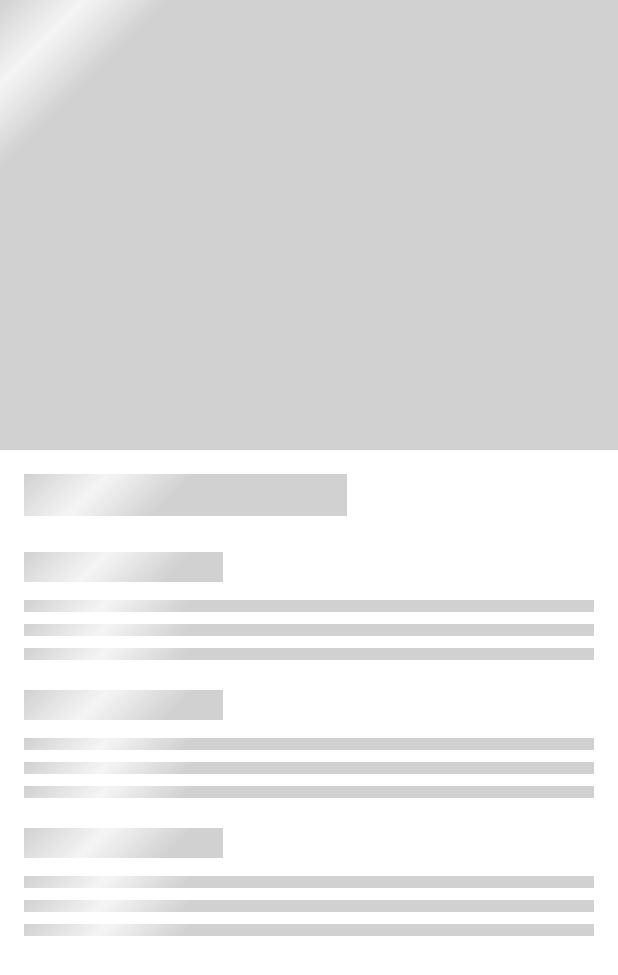
After one commit to vectorqi/CineQuest, an Android app built with Jetpack Compose: the composable MovieDetailSkeleton shown on its own in the app's theme, on a phone screen of 412 x 824 dp. The commit adds this screen. Shown: the top 975 px of the screen. Run offline under Robolectric (Android 15) with nearby library versions, the phone set to English and light mode, and no system bars.

Commit message:
Enhance MovieDetailScreen: Add skeleton loading and optimize recomposition behavior
- Replaced CircularProgressIndicator with custom MovieDetailSkeleton shimmer animation
- Prevent redundant data reloading when returning from PosterScreen
- Updated LaunchedEffect(imdbId) to check for existing movie data before loading
- Improved user experience: no flicker or skeleton flash after back navigation
- Aligned loading experience with HomeScreen and FavoriteScreen skeleton styles

```diff
--- a/app/src/main/java/com/vector/omdbapp/ui/MovieDetailScreen.kt
+++ b/app/src/main/java/com/vector/omdbapp/ui/MovieDetailScreen.kt
@@ -17,7 +17,6 @@ import androidx.compose.material.icons.Icons
 import androidx.compose.material.icons.automirrored.filled.ArrowBack
 import androidx.compose.material.icons.filled.Favorite
 import androidx.compose.material.icons.outlined.FavoriteBorder
-import androidx.compose.material3.CircularProgressIndicator
 import androidx.compose.material3.ExperimentalMaterial3Api
 import androidx.compose.material3.Icon
 import androidx.compose.material3.IconButton
@@ -60,14 +59,13 @@ fun MovieDetailScreen(
 
     // Trigger detail loading when component is first composed
     LaunchedEffect(imdbId) {
-        viewModel.loadMovieDetail(imdbId)
+        if (viewModel.detailUiState.value.movie == null) {
+            viewModel.loadMovieDetail(imdbId)
+        }
     }
 
     if (uiState.isLoading) {
-        // Show loading indicator while fetching data
-        Box(modifier = Modifier.fillMaxSize(), contentAlignment = Alignment.Center) {
-            CircularProgressIndicator()
-        }
+        MovieDetailSkeleton()
     } else {
         uiState.movie?.let { movie ->
             Scaffold(
--- /dev/null
+++ b/app/src/main/java/com/vector/omdbapp/ui/MovieDetailSkeleton.kt
@@ -0,0 +1,69 @@
+package com.vector.omdbapp.ui
+
+import androidx.compose.foundation.background
+import androidx.compose.foundation.layout.Box
+import androidx.compose.foundation.layout.Column
+import androidx.compose.foundation.layout.Spacer
+import androidx.compose.foundation.layout.fillMaxSize
+import androidx.compose.foundation.layout.fillMaxWidth
+import androidx.compose.foundation.layout.height
+import androidx.compose.foundation.layout.padding
+import androidx.compose.foundation.rememberScrollState
+import androidx.compose.foundation.verticalScroll
+import androidx.compose.runtime.Composable
+import androidx.compose.ui.Modifier
+import androidx.compose.ui.unit.dp
+
+@Composable
+fun MovieDetailSkeleton() {
+    val shimmerBrush = rememberShimmerBrush()
+
+    Column(
+        modifier = Modifier
+            .fillMaxSize()
+            .verticalScroll(rememberScrollState())
+    ) {
+        // Poster skeleton
+        Box(
+            modifier = Modifier
+                .fillMaxWidth()
+                .height(300.dp)
+                .background(brush = shimmerBrush)
+        )
+
+        Spacer(modifier = Modifier.height(16.dp))
+
+        // Title skeleton
+        Box(
+            modifier = Modifier
+                .fillMaxWidth(0.6f)
+                .height(28.dp)
+                .padding(horizontal = 16.dp)
+                .background(brush = shimmerBrush)
+        )
+
+        Spacer(modifier = Modifier.height(24.dp))
+
+        // Sections skeleton
+        repeat(3) {
+            Box(
+                modifier = Modifier
+                    .fillMaxWidth(0.4f)
+                    .height(20.dp)
+                    .padding(horizontal = 16.dp)
+                    .background(brush = shimmerBrush)
+            )
+            Spacer(modifier = Modifier.height(8.dp))
+            repeat(3) {
+                Box(
+                    modifier = Modifier
+                        .fillMaxWidth()
+                        .height(16.dp)
+                        .padding(horizontal = 16.dp, vertical = 4.dp)
+                        .background(brush = shimmerBrush)
+                )
+            }
+            Spacer(modifier = Modifier.height(16.dp))
+        }
+    }
+}
--- a/app/src/main/java/com/vector/omdbapp/ui/OmdbAppScreen.kt
+++ b/app/src/main/java/com/vector/omdbapp/ui/OmdbAppScreen.kt
@@ -49,12 +49,6 @@ fun OmdbAppScreen() {
 
     val context = LocalContext.current
     val imageLoader = remember { provideGlobalImageLoader(context) }
-
-//    val currentLabel = when (currentRoute) {
-//        Screen.Home.route -> stringResource(R.string.tab_home)
-//        Screen.Favorites.route -> stringResource(R.string.tab_favorites)
-//        else -> stringResource(R.string.app_name)
-//    }
 
     CompositionLocalProvider(LocalAppImageLoader provides imageLoader) {
         if (showAppBars) {
```
